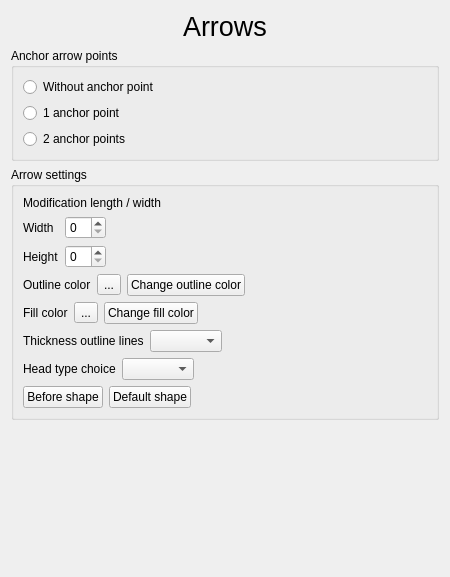
jose94752/ClipEdit, file sources/Forms/formarrows.ui: the form before one commit.
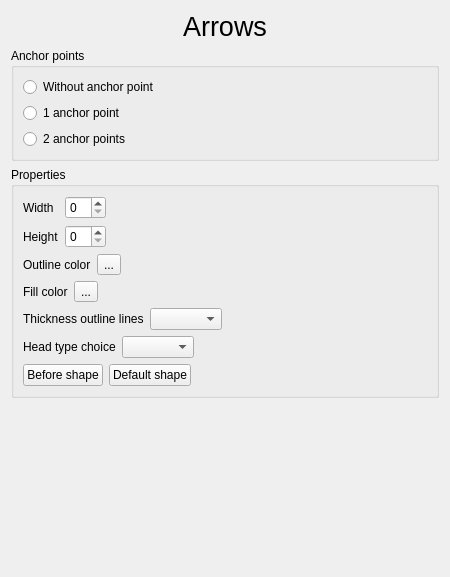
The form after the commit. Custom widgets are drawn as their Qt base class.

Diff of the .ui file:
```diff
--- a/sources/Forms/formarrows.ui
+++ b/sources/Forms/formarrows.ui
@@ -13,28 +13,15 @@
   <property name="windowTitle">
    <string>Form</string>
   </property>
-  <layout class="QVBoxLayout" name="verticalLayout_14">
-   <item>
-    <layout class="QVBoxLayout" name="verticalLayout_13">
-     <item>
-      <layout class="QVBoxLayout" name="verticalLayout_12">
-       <item>
-        <layout class="QHBoxLayout" name="horizontalLayout_17">
-         <item>
-          <spacer name="horizontalSpacer_7">
-           <property name="orientation">
-            <enum>Qt::Horizontal</enum>
-           </property>
-           <property name="sizeHint" stdset="0">
-            <size>
-             <width>40</width>
-             <height>20</height>
-            </size>
-           </property>
-          </spacer>
-         </item>
+  <layout class="QVBoxLayout" name="verticalLayout_4">
          <item>
           <widget class="QLabel" name="labelOptionsForArrows">
+     <property name="sizePolicy">
+      <sizepolicy hsizetype="Preferred" vsizetype="Fixed">
+       <horstretch>0</horstretch>
+       <verstretch>0</verstretch>
+      </sizepolicy>
+     </property>
            <property name="font">
             <font>
              <pointsize>20</pointsize>
@@ -43,29 +30,15 @@
            <property name="text">
             <string>Arrows</string>
            </property>
-          </widget>
-         </item>
-         <item>
-          <spacer name="horizontalSpacer_8">
-           <property name="orientation">
-            <enum>Qt::Horizontal</enum>
-           </property>
-           <property name="sizeHint" stdset="0">
-            <size>
-             <width>40</width>
-             <height>20</height>
-            </size>
-           </property>
-          </spacer>
-         </item>
-        </layout>
-       </item>
-       <item>
-        <layout class="QVBoxLayout" name="verticalLayout_11">
+     <property name="alignment">
+      <set>Qt::AlignCenter</set>
+     </property>
+    </widget>
+   </item>
          <item>
           <widget class="QGroupBox" name="groupBoxAnchorArrowPoints">
            <property name="title">
-            <string>Anchor arrow points</string>
+      <string>Anchor points</string>
            </property>
            <layout class="QVBoxLayout" name="verticalLayout_3">
             <item>
@@ -99,30 +72,11 @@
          <item>
           <widget class="QGroupBox" name="groupBoxArrowSettings">
            <property name="title">
-            <string>Arrow settings</string>
-           </property>
-           <layout class="QVBoxLayout" name="verticalLayout_10">
-            <item>
-             <layout class="QVBoxLayout" name="verticalLayout_9">
-              <item>
-               <layout class="QVBoxLayout" name="verticalLayout_8">
-                <item>
-                 <layout class="QVBoxLayout" name="verticalLayout_7">
-                  <item>
-                   <layout class="QVBoxLayout" name="verticalLayout_5">
-                    <item>
-                     <layout class="QVBoxLayout" name="verticalLayout_4">
-                      <item>
+      <string>Properties</string>
+     </property>
                        <layout class="QVBoxLayout" name="verticalLayout_2">
                         <item>
-                         <widget class="QLabel" name="labelModificationLengthWidth">
-                          <property name="text">
-                           <string>Modification length / width</string>
-                          </property>
-                         </widget>
-                        </item>
-                        <item>
-                         <layout class="QHBoxLayout" name="horizontalLayout_15">
+       <layout class="QHBoxLayout" name="horizontalLayout_8">
                           <item>
                            <layout class="QVBoxLayout" name="verticalLayout">
                             <item>
@@ -170,14 +124,6 @@
                           </item>
                          </layout>
                         </item>
-                       </layout>
-                      </item>
-                      <item>
-                       <layout class="QHBoxLayout" name="horizontalLayout_8">
-                        <item>
-                         <layout class="QHBoxLayout" name="horizontalLayout_14">
-                          <item>
-                           <layout class="QHBoxLayout" name="horizontalLayout_13">
                             <item>
                              <layout class="QHBoxLayout" name="horizontalLayout_7">
                               <item>
@@ -194,19 +140,6 @@
                                 </property>
                                </widget>
                               </item>
-                             </layout>
-                            </item>
-                            <item>
-                             <widget class="QPushButton" name="pushButtonChangeOutlineColor">
-                              <property name="text">
-                               <string>Change outline color</string>
-                              </property>
-                             </widget>
-                            </item>
-                           </layout>
-                          </item>
-                         </layout>
-                        </item>
                         <item>
                          <spacer name="horizontalSpacer_3">
                           <property name="orientation">
@@ -222,12 +155,6 @@
                         </item>
                        </layout>
                       </item>
-                     </layout>
-                    </item>
-                    <item>
-                     <layout class="QHBoxLayout" name="horizontalLayout_10">
-                      <item>
-                       <layout class="QHBoxLayout" name="horizontalLayout_9">
                         <item>
                          <layout class="QHBoxLayout" name="horizontalLayout_5">
                           <item>
@@ -244,17 +171,6 @@
                             </property>
                            </widget>
                           </item>
-                         </layout>
-                        </item>
-                        <item>
-                         <widget class="QPushButton" name="pushButtonChangeFillColor">
-                          <property name="text">
-                           <string>Change fill color</string>
-                          </property>
-                         </widget>
-                        </item>
-                       </layout>
-                      </item>
                       <item>
                        <spacer name="horizontalSpacer_4">
                         <property name="orientation">
@@ -270,10 +186,6 @@
                       </item>
                      </layout>
                     </item>
-                   </layout>
-                  </item>
-                  <item>
-                   <layout class="QHBoxLayout" name="horizontalLayout_11">
                     <item>
                      <layout class="QHBoxLayout" name="horizontalLayout">
                       <item>
@@ -286,8 +198,6 @@
                       <item>
                        <widget class="QComboBox" name="comboBoxThicknessOutlineLinesContents"/>
                       </item>
-                     </layout>
-                    </item>
                     <item>
                      <spacer name="horizontalSpacer_5">
                       <property name="orientation">
@@ -303,10 +213,6 @@
                     </item>
                    </layout>
                   </item>
-                 </layout>
-                </item>
-                <item>
-                 <layout class="QHBoxLayout" name="horizontalLayout_16">
                   <item>
                    <layout class="QHBoxLayout" name="horizontalLayout_2">
                     <item>
@@ -319,8 +225,6 @@
                     <item>
                      <widget class="QComboBox" name="comboBoxHeadTypeChoiceContents"/>
                     </item>
-                   </layout>
-                  </item>
                   <item>
                    <spacer name="horizontalSpacer_6">
                     <property name="orientation">
@@ -336,10 +240,6 @@
                   </item>
                  </layout>
                 </item>
-               </layout>
-              </item>
-              <item>
-               <layout class="QHBoxLayout" name="horizontalLayout_12">
                 <item>
                  <layout class="QHBoxLayout" name="horizontalLayout_6">
                   <item>
@@ -356,8 +256,6 @@
                     </property>
                    </widget>
                   </item>
-                 </layout>
-                </item>
                 <item>
                  <spacer name="horizontalSpacer">
                   <property name="orientation">
@@ -374,13 +272,7 @@
                </layout>
               </item>
              </layout>
-            </item>
-           </layout>
-          </widget>
-         </item>
-        </layout>
-       </item>
-      </layout>
+    </widget>
      </item>
      <item>
       <spacer name="verticalSpacer">
@@ -394,8 +286,6 @@
         </size>
        </property>
       </spacer>
-     </item>
-    </layout>
    </item>
   </layout>
  </widget>
```
Left out of the diff: 4 changed lines with no effect on the pictures. Lines whose indentation alone changed are shown as unchanged.
